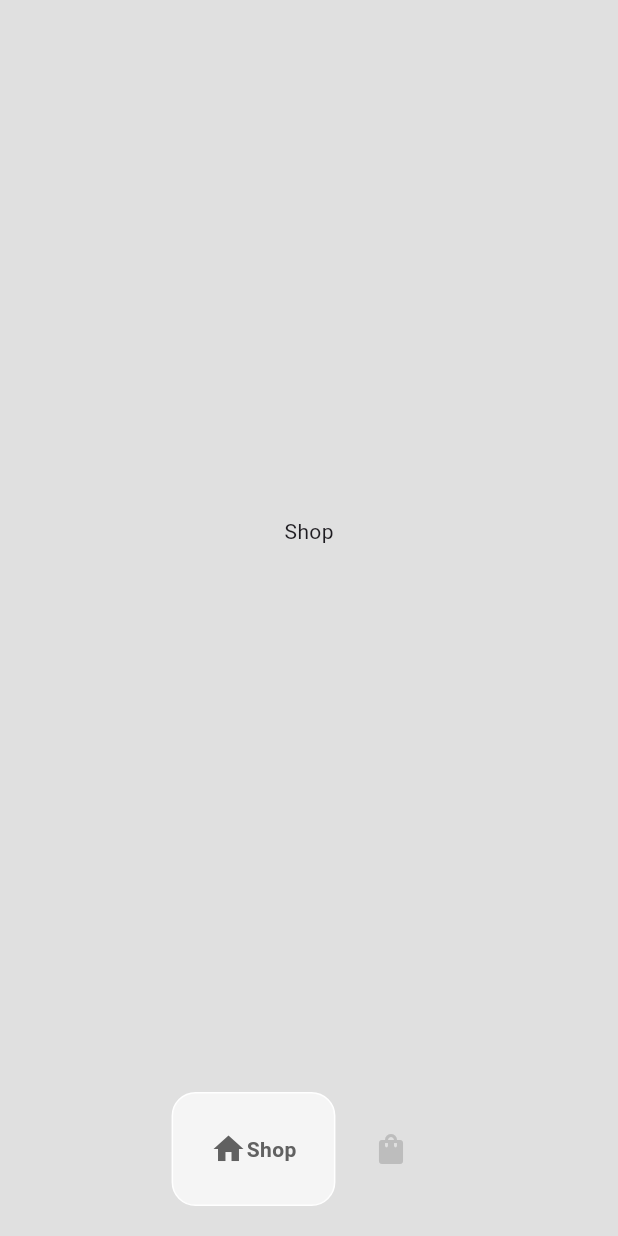
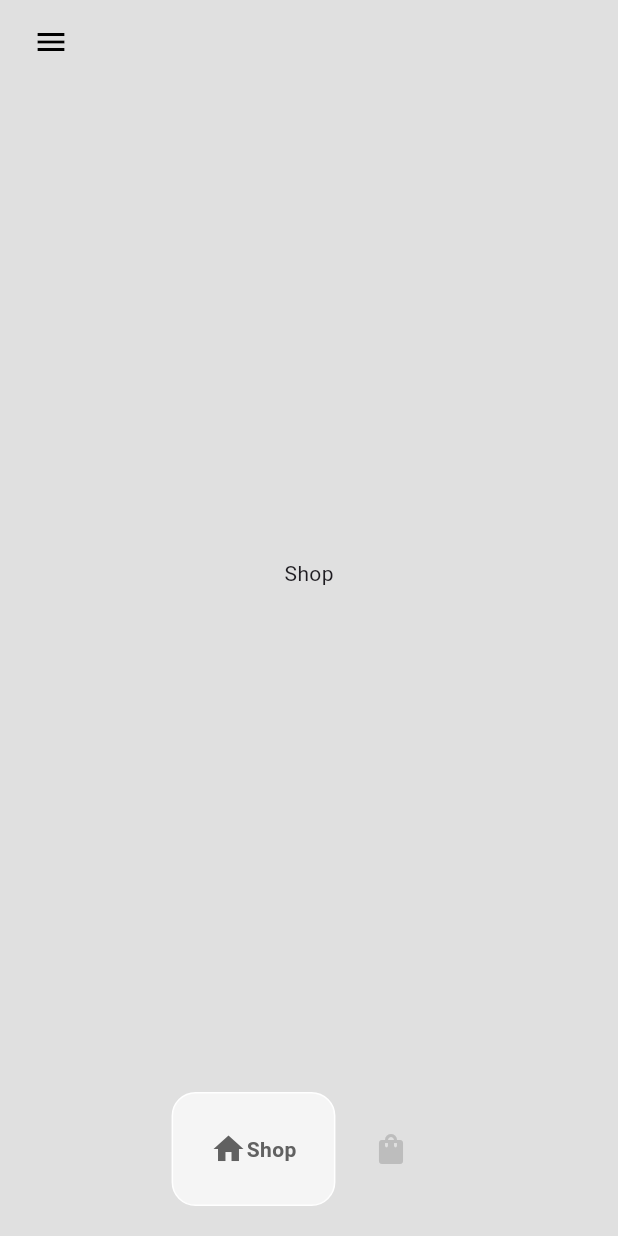
Before and after one commit to avi-kr/flutter_shoe_shopping_ui, a Flutter app: the HomePage screen opened directly, on a phone screen of 412 x 824 dp. Run offline on Flutter 3.47's test engine with Material 3 defaults, Android fonts, the phone set to English and light mode, and no system bars; drawn by our look-alikes of google_nav_bar.

Commit message:
Drawer added on home page

```diff
--- a/lib/pages/home_page.dart
+++ b/lib/pages/home_page.dart
@@ -35,6 +35,83 @@ class _HomePageState extends State<HomePage> {
       bottomNavigationBar: BottomNavBar(
         onTabChange: (index) => navigationBottomBar(index),
       ),
+      appBar: AppBar(
+        backgroundColor: Colors.transparent,
+        elevation: 0,
+        leading: Builder(builder: (context) {
+          return IconButton(
+              onPressed: () {
+                Scaffold.of(context).openDrawer();
+              },
+              icon: const Padding(
+                padding: EdgeInsets.only(left: 12.0),
+                child: Icon(
+                  Icons.menu,
+                  color: Colors.black,
+                ),
+              ));
+        }),
+      ),
+      drawer: Drawer(
+        backgroundColor: Colors.grey.shade900,
+        child: Column(
+          mainAxisAlignment: MainAxisAlignment.spaceBetween,
+          children: [
+            Column(
+              children: [
+                DrawerHeader(
+                  child: Image.asset(
+                    'lib/images/logo.png',
+                    color: Colors.white,
+                  ),
+                ),
+                const SizedBox(
+                  height: 28,
+                ),
+                const Padding(
+                  padding: EdgeInsets.only(left: 25.0),
+                  child: ListTile(
+                    leading: Icon(
+                      Icons.home,
+                      color: Colors.white,
+                    ),
+                    title: Text(
+                      'Home',
+                      style: TextStyle(color: Colors.white),
+                    ),
+                  ),
+                ),
+                const Padding(
+                  padding: EdgeInsets.only(left: 25.0),
+                  child: ListTile(
+                    leading: Icon(
+                      Icons.info,
+                      color: Colors.white,
+                    ),
+                    title: Text(
+                      'About',
+                      style: TextStyle(color: Colors.white),
+                    ),
+                  ),
+                ),
+              ],
+            ),
+            const Padding(
+              padding: EdgeInsets.only(left: 25.0, bottom: 25.0),
+              child: ListTile(
+                leading: Icon(
+                  Icons.logout,
+                  color: Colors.white,
+                ),
+                title: Text(
+                  'Logout',
+                  style: TextStyle(color: Colors.white),
+                ),
+              ),
+            )
+          ],
+        ),
+      ),
       body: _pages[_selectedIndex],
     );
   }
```
